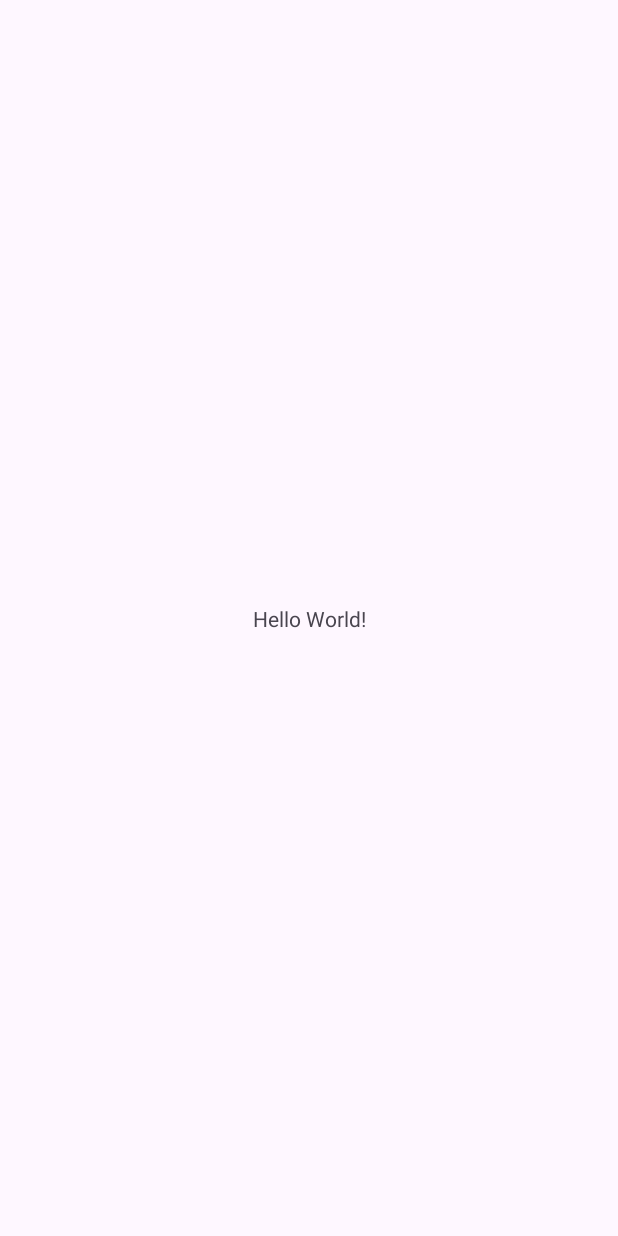
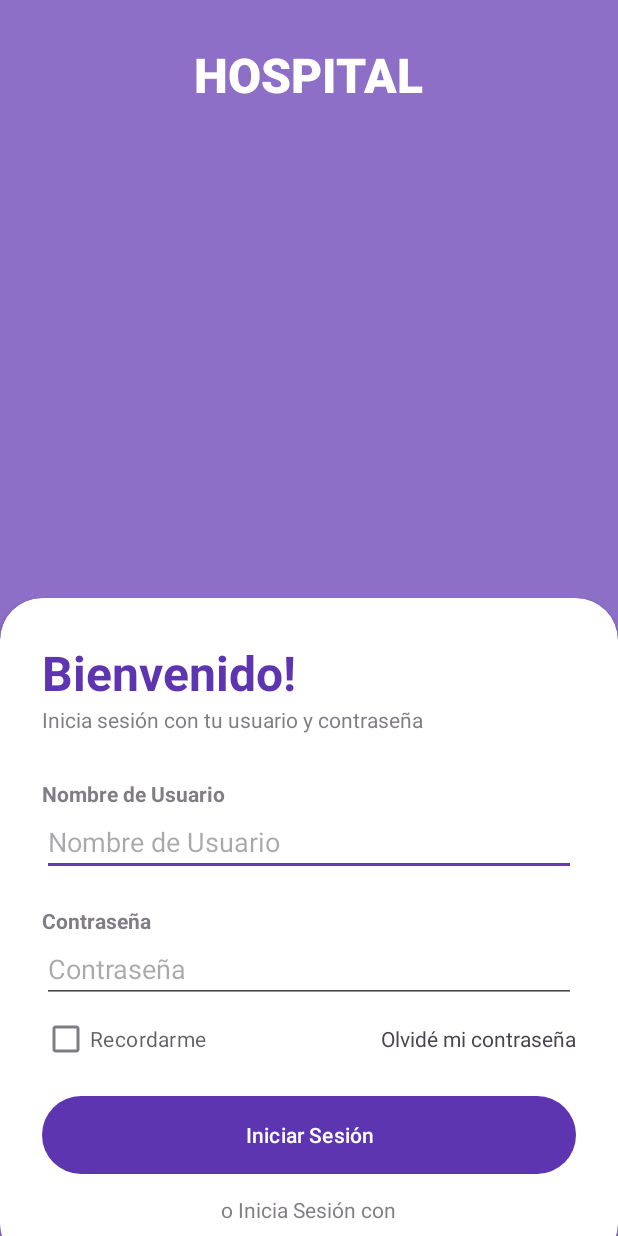
Before and after one commit to CodigoCreativoUTEC/mobilePFT, an Android app: the screen it shows after launch (MainActivity), on a phone screen of 412 x 824 dp. Before the commit the screen is almost empty. Run offline under Robolectric (Android 15) with nearby library versions, the phone set to English and light mode, and no system bars.

Commit message:
Avances en pantalla de inicio

```diff
--- a/app/src/main/res/layout/activity_main.xml
+++ b/app/src/main/res/layout/activity_main.xml
@@ -1,5 +1,5 @@
 <?xml version="1.0" encoding="utf-8"?>
-<androidx.constraintlayout.widget.ConstraintLayout xmlns:android="http://schemas.android.com/apk/res/android"
+<RelativeLayout xmlns:android="http://schemas.android.com/apk/res/android"
     xmlns:app="http://schemas.android.com/apk/res-auto"
     xmlns:tools="http://schemas.android.com/tools"
     android:id="@+id/main"
@@ -7,13 +7,133 @@
     android:layout_height="match_parent"
     tools:context=".MainActivity">
 
-    <TextView
-        android:layout_width="wrap_content"
+    <RelativeLayout
+        android:layout_width="match_parent"
+        android:layout_height="match_parent"
+        android:background="@color/my_primary"
+        android:alpha="0.7" />
+
+    <LinearLayout
+        android:layout_width="match_parent"
         android:layout_height="wrap_content"
-        android:text="Hello World!"
-        app:layout_constraintBottom_toBottomOf="parent"
-        app:layout_constraintEnd_toEndOf="parent"
-        app:layout_constraintStart_toStartOf="parent"
-        app:layout_constraintTop_toTopOf="parent" />
+        android:orientation="vertical"
+        android:gravity="center"
+        android:padding="28dp">
 
-</androidx.constraintlayout.widget.ConstraintLayout>
+        <TextView
+            android:layout_width="wrap_content"
+            android:layout_height="wrap_content"
+            android:text="HOSPITAL"
+            android:textStyle="bold"
+            android:fontFamily="sans-serif-medium"
+            android:textSize="32sp"
+            android:textColor="@color/white" />
+
+    </LinearLayout> <!-- Cierre de LinearLayout -->
+
+    <androidx.cardview.widget.CardView
+        android:layout_width="match_parent"
+        android:layout_height="wrap_content"
+        android:layout_alignParentBottom="true"
+        app:cardCornerRadius="28dp"
+        android:layout_marginBottom="-20dp">
+
+        <LinearLayout
+            android:layout_width="match_parent"
+            android:layout_height="wrap_content"
+            android:orientation="vertical"
+            android:padding="28dp">
+
+            <TextView
+                android:layout_width="wrap_content"
+                android:layout_height="wrap_content"
+                android:text="Bienvenido!"
+                android:textColor="@color/my_primary"
+                android:textSize="32sp"
+                android:textStyle="bold" />
+
+            <TextView
+                android:layout_width="wrap_content"
+                android:layout_height="wrap_content"
+                android:text="Inicia sesión con tu usuario y contraseña"
+                android:alpha="0.7" />
+
+            <View
+                android:layout_width="wrap_content"
+                android:layout_height="30dp" />
+
+            <TextView
+                android:layout_width="wrap_content"
+                android:layout_height="wrap_content"
+                android:text="Nombre de Usuario"
+                android:alpha="0.7"
+                android:textStyle="bold" />
+
+            <EditText
+                android:layout_width="match_parent"
+                android:layout_height="wrap_content"
+                android:hint="Nombre de Usuario" />
+
+            <View
+                android:layout_width="wrap_content"
+                android:layout_height="20dp" />
+
+            <TextView
+                android:layout_width="wrap_content"
+                android:layout_height="wrap_content"
+                android:text="Contraseña"
+                android:alpha="0.7"
+                android:textStyle="bold" />
+
+            <EditText
+                android:layout_width="match_parent"
+                android:layout_height="wrap_content"
+                android:hint="Contraseña" />
+
+            <RelativeLayout
+                android:layout_width="match_parent"
+                android:layout_height="wrap_content">
+
+                <CheckBox
+                    android:layout_width="wrap_content"
+                    android:layout_height="wrap_content"
+                    android:text="Recordarme"
+                    android:layout_centerVertical="true"
+                    android:alpha="0.7" />
+
+                <TextView
+                    android:layout_width="wrap_content"
+                    android:layout_height="wrap_content"
+                    android:text="Olvidé mi contraseña"
+                    android:layout_centerVertical="true"
+                    android:layout_alignParentEnd="true" />
+
+            </RelativeLayout>
+
+            <View
+                android:layout_width="wrap_content"
+                android:layout_height="10dp" />
+
+            <com.google.android.material.button.MaterialButton
+                android:layout_width="match_parent"
+                android:layout_height="60dp"
+                android:text="Iniciar Sesión"
+                app:cornerRadius="32dp" />
+
+            <View
+                android:layout_width="wrap_content"
+                android:layout_height="10dp" />
+
+            <TextView
+                android:layout_width="wrap_content"
+                android:layout_height="wrap_content"
+                android:text="o Inicia Sesión con"
+                android:layout_gravity="center"
+                android:alpha="0.7" />
+
+
+        </LinearLayout> <!-- Cierre del RelativeLayout -->
+    </androidx.cardview.widget.CardView> <!-- Cierre del CardView -->
+
+
+</RelativeLayout> <!-- Cierre del RelativeLayout principal -->
--- a/app/src/main/res/values-night/themes.xml
+++ b/app/src/main/res/values-night/themes.xml
@@ -2,6 +2,9 @@
     <!-- Base application theme. -->
     <style name="Base.Theme.Mobile" parent="Theme.Material3.DayNight.NoActionBar">
         <!-- Customize your dark theme here. -->
-        <!-- <item name="colorPrimary">@color/my_dark_primary</item> -->
+        <item name="colorPrimary">@color/my_primary</item>
+        <item name="colorPrimaryVariant">@color/my_primary</item>
+        <item name="colorSecondary">@color/my_secondary</item>
+        <item name="colorSecondaryVariant">@color/my_secondary</item>
     </style>
 </resources>
--- a/app/src/main/res/values/colors.xml
+++ b/app/src/main/res/values/colors.xml
@@ -2,4 +2,8 @@
 <resources>
     <color name="black">#FF000000</color>
     <color name="white">#FFFFFFFF</color>
+
+    <color name="my_primary">#5E35B1</color>
+    <color name="my_secondary">#673AB7</color>
+"
 </resources>
--- a/app/src/main/res/values/themes.xml
+++ b/app/src/main/res/values/themes.xml
@@ -2,7 +2,11 @@
     <!-- Base application theme. -->
     <style name="Base.Theme.Mobile" parent="Theme.Material3.DayNight.NoActionBar">
         <!-- Customize your light theme here. -->
-        <!-- <item name="colorPrimary">@color/my_light_primary</item> -->
+        <item name="colorPrimary">@color/my_primary</item>
+        <item name="colorPrimaryVariant">@color/my_primary</item>
+        <item name="colorSecondary">@color/my_secondary</item>
+        <item name="colorSecondaryVariant">@color/my_secondary</item>
+
     </style>
 
     <style name="Theme.Mobile" parent="Base.Theme.Mobile" />
```
Also changed, not shown: app/src/main/res/drawable/Inot-1.jpg (added).
